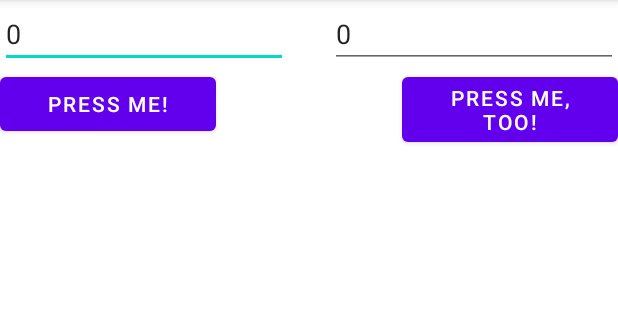
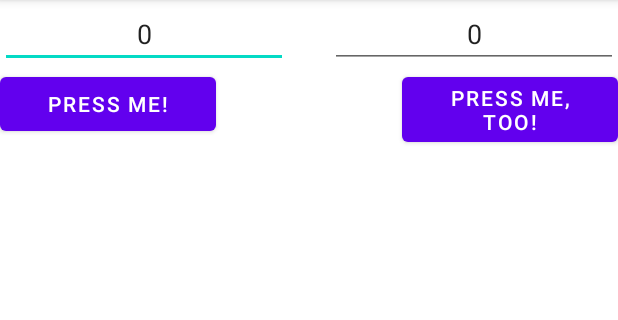
Before and after one commit to MirunaTirca/model_colocviu1, an Android app: the screen it shows after launch (MainActivity), on a phone screen of 412 x 824 dp, the part 84-404 px from its top. Run offline under Robolectric (Android 15) with nearby library versions, the phone set to English and light mode, and no system bars.

```diff
--- a/MyApplication/app/src/main/res/layout/activity_main.xml
+++ b/MyApplication/app/src/main/res/layout/activity_main.xml
@@ -11,14 +11,18 @@
         android:layout_width="wrap_content"
         android:layout_height="wrap_content"
         android:layout_alignParentLeft="true"
-        android:ems="9" />
+        android:gravity="center"
+        android:ems="9"
+        android:saveEnabled="false"/>
 
     <EditText
         android:id="@+id/right_edit_text"
         android:layout_width="wrap_content"
         android:layout_height="wrap_content"
         android:layout_alignParentRight="true"
-        android:ems="9"/>
+        android:gravity="center"
+        android:ems="9"
+        android:saveEnabled="false"/>
 
     <Button
         android:id="@+id/left_button"
```
